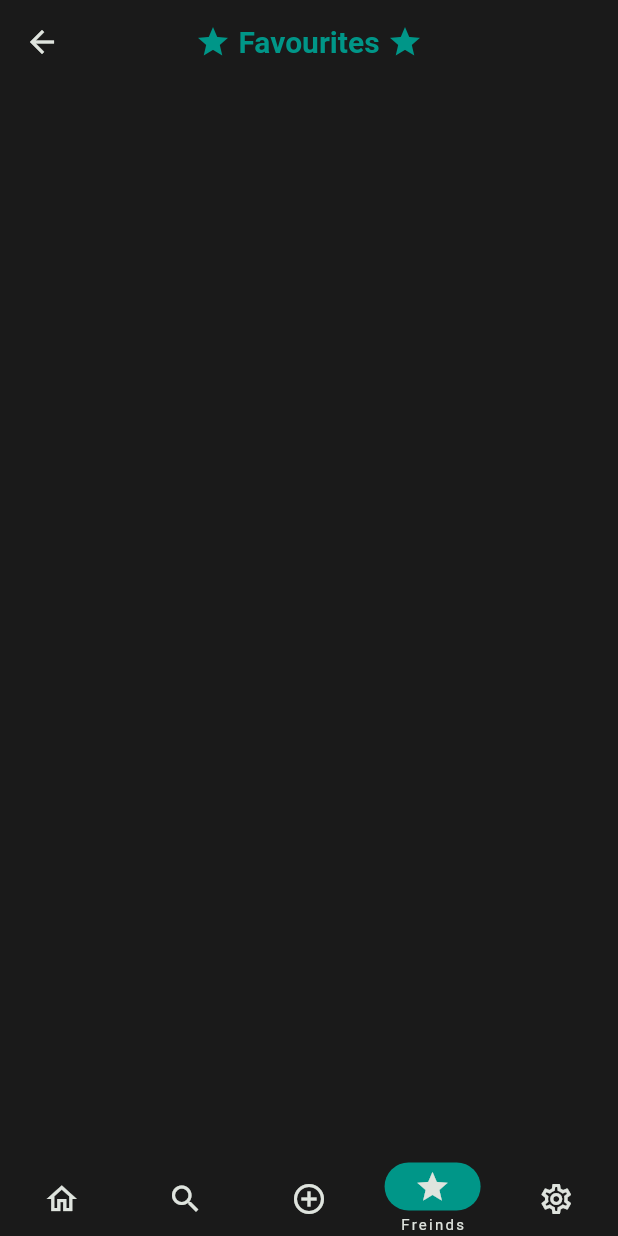
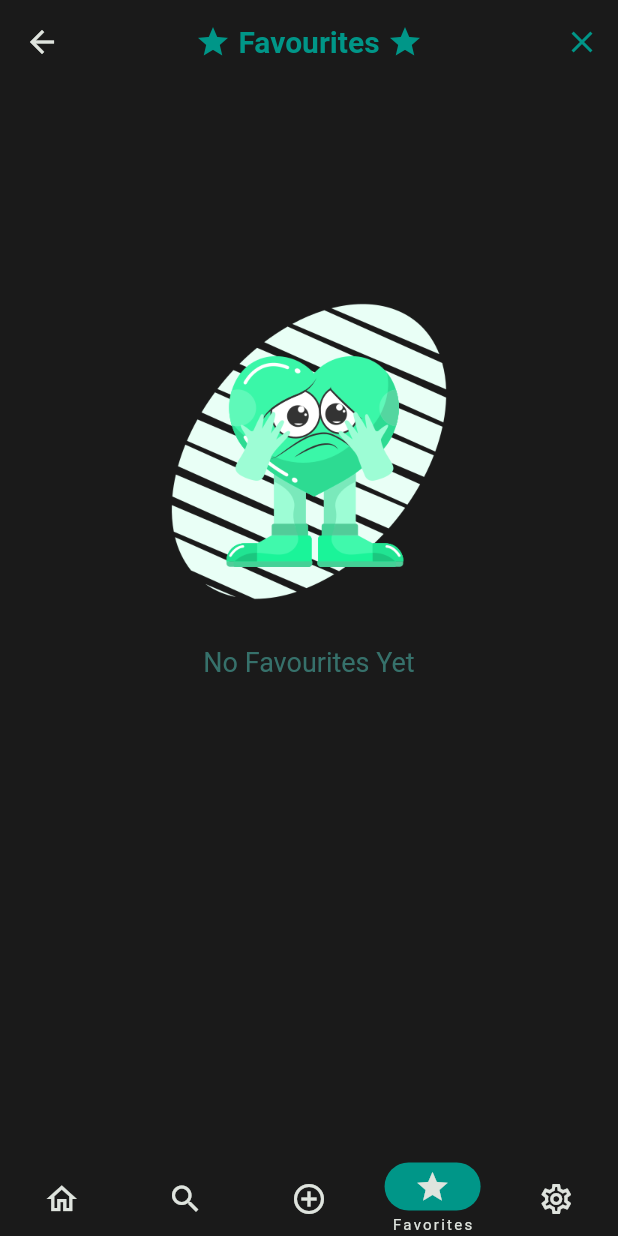
Before and after one commit to AnasFahiem/Health_Care_APP, a Flutter app: the HomeBage screen opened by its route, item 4 of the bottom bar chosen, on a phone screen of 412 x 824 dp. Run offline on Flutter 3.47's test engine with Material 2 defaults, Android fonts, the phone set to English and light mode, and no system bars; our stand-ins replace font_awesome_flutter, google_fonts, image_picker, readmore.

Commit message:
favs screen

```diff
--- a/lib/screeens/fav_screen.dart
+++ b/lib/screeens/fav_screen.dart
@@ -2,9 +2,14 @@ import 'package:fittech_app/data/fav_posts.dart';
 import 'package:flutter/material.dart';
 import 'package:google_fonts/google_fonts.dart';
 
-class FavScreen extends StatelessWidget {
+class FavScreen extends StatefulWidget {
   const FavScreen({super.key});
 
+  @override
+  State<FavScreen> createState() => _FavScreenState();
+}
+
+class _FavScreenState extends State<FavScreen> {
   @override
   Widget build(BuildContext context) {
     return Scaffold(
@@ -41,12 +46,64 @@ class FavScreen extends StatelessWidget {
           ],
         ),
         backgroundColor: Colors.transparent,
+        actions: [
+          IconButton(
+            onPressed: () {
+              setState(() {
+                favs.clear();
+              });
+            },
+            icon: const Icon(
+              Icons.clear_sharp,
+              color: Colors.teal,
+            ),
+          ),
+        ],
       ),
-      body: ListView.builder(
-          itemCount: favs.length,
-          itemBuilder: (context, index) {
-            return favs[index];
-          }),
+      body: favs.isEmpty
+          ? Center(
+              child: Column(
+              mainAxisAlignment: MainAxisAlignment.start,
+              children: [
+                SizedBox(
+                  height: 120,
+                ),
+                Container(
+                  child: Image.asset("assets/sad-heart1.png"),
+                  height: 250,
+                  width: 250,
+                ),
+                const SizedBox(
+                  height: 5,
+                ),
+                Text(
+                  "No Favourites Yet",
+                  style: GoogleFonts.roboto(
+                    textStyle: TextStyle(
+                      color: const Color.fromARGB(142, 77, 182, 172),
+                      fontSize: 18,
+                      fontWeight: FontWeight.normal,
+                    ),
+                  ),
+                ),
+              ],
+            )
+              // Text(
+              //   "No Favourites Yet",
+              //   style: GoogleFonts.roboto(
+              //     textStyle: TextStyle(
+              //       color: const Color.fromARGB(142, 77, 182, 172),
+              //       fontSize: 18,
+              //       fontWeight: FontWeight.bold,
+              //     ),
+              //   ),
+              // ),
+              )
+          : ListView.builder(
+              itemCount: favs.length,
+              itemBuilder: (context, index) {
+                return favs[index];
+              }),
     );
   }
 }
--- a/lib/screeens/home_bage.dart
+++ b/lib/screeens/home_bage.dart
@@ -75,7 +75,7 @@ class _HomeBageState extends State<HomeBage> {
             tooltip: "",
             icon: Icon(Icons.star_border_outlined),
             selectedIcon: Icon(Icons.star),
-            label: 'Freinds',
+            label: 'Favorites',
           ),
           NavigationDestination(
             tooltip: "",
--- a/pubspec.yaml
+++ b/pubspec.yaml
@@ -80,6 +80,8 @@ flutter:
     - assets/suplementStore.png
     - assets/workout.png
     - assets/Ali.jpg
+    - assets/sad-heart.png
+    - assets/sad-heart1.png
 
   # An image asset can refer to one or more resolution-specific "variants", see
   # https://flutter.dev/assets-and-images/#resolution-aware
```
Also changed, not shown: assets/sad-heart.png (added), assets/sad-heart1.png (added).
